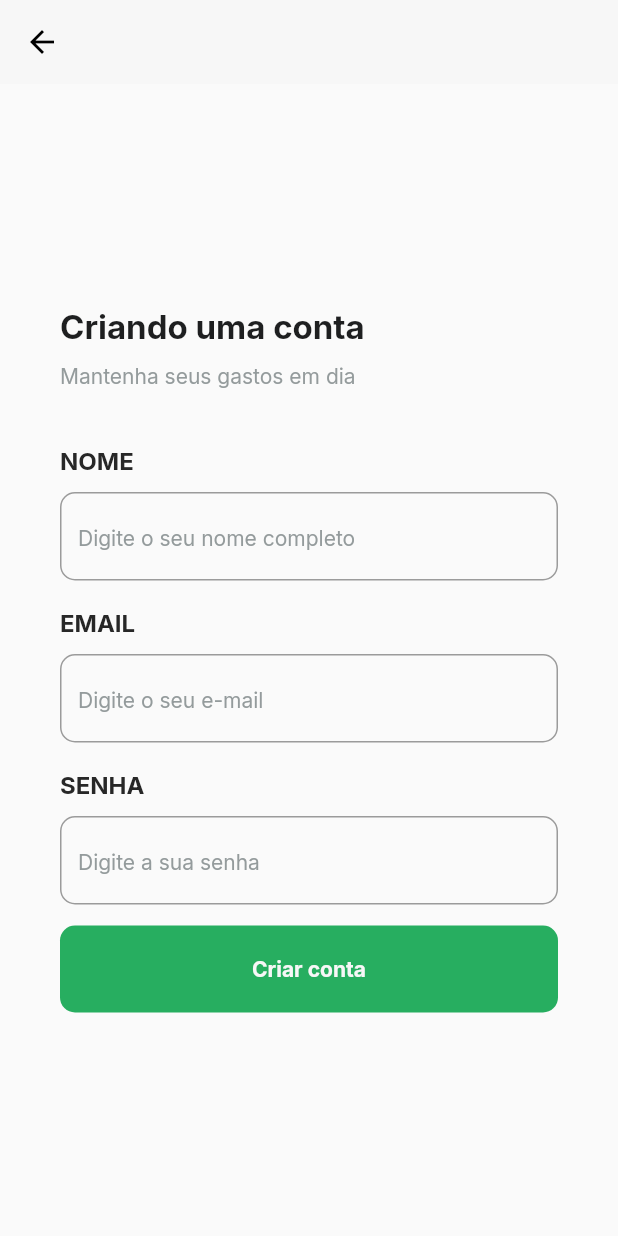
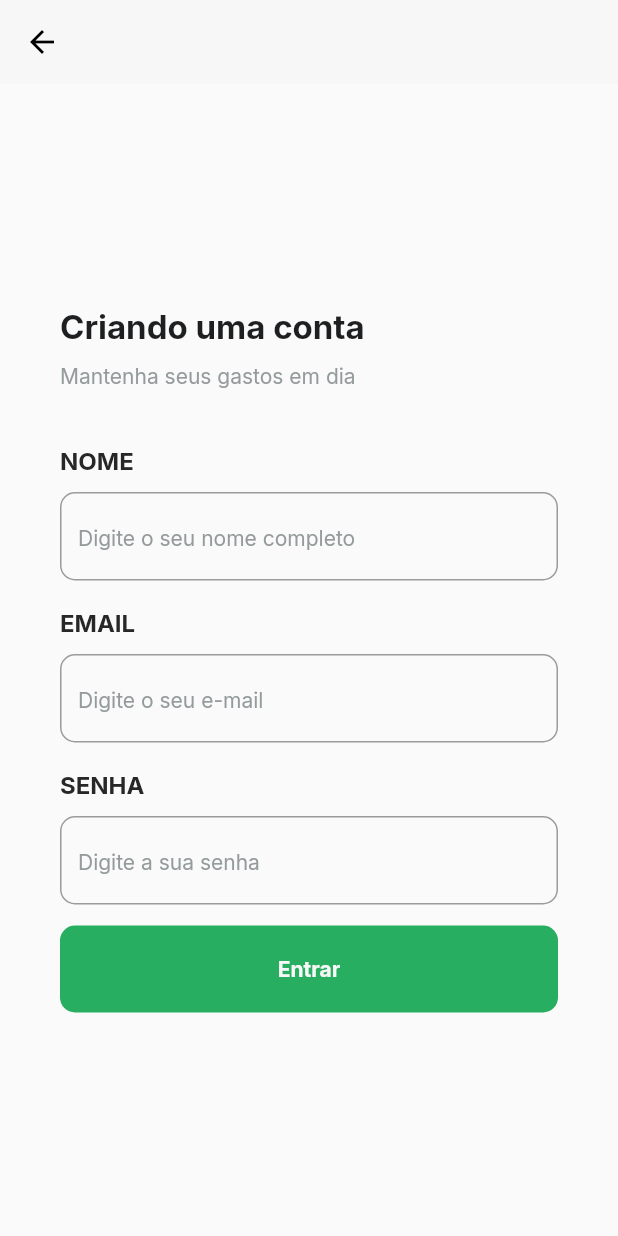
Before and after one commit to brnocorreia/Ta-Caro-App, a Flutter app: the CreateAccountPage screen opened by its route, on a phone screen of 412 x 824 dp. Run offline on Flutter 3.47's test engine with Material 2 defaults, Android fonts, the phone set to English and light mode, and no system bars; our stand-ins replace google_fonts, validators.

Commit message:
app state (login and create account)

```diff
--- a/tacaro_app/lib/modules/login/pages/create account/create_account_page.dart
+++ b/tacaro_app/lib/modules/login/pages/create account/create_account_page.dart
@@ -1,3 +1,5 @@
+// ignore_for_file: avoid_print
+
 import 'package:flutter/material.dart';
 import 'package:tacaro_app/shared/theme/app_theme.dart';
 import 'package:tacaro_app/shared/widgets/button.dart';
@@ -7,19 +9,40 @@ import 'package:validators/validators.dart';
 import 'create_account_controller.dart';
 
 class CreateAccountPage extends StatefulWidget {
-  const CreateAccountPage({ Key? key }) : super(key: key);
+  const CreateAccountPage({Key? key}) : super(key: key);
 
   @override
   _CreateAccountPageState createState() => _CreateAccountPageState();
 }
 
 class _CreateAccountPageState extends State<CreateAccountPage> {
+  final controller = CreateAccountController();
+  final scaffoldKey = GlobalKey<ScaffoldState>();
 
-  final controller = CreateAccountController();
+  @override
+  void initState() {
+    controller.addListener(() {
+      controller.state.when(
+          success: (value) => Navigator.pushNamed(context, "/login"),
+          error: (message, _) => scaffoldKey.currentState!.showBottomSheet(
+              (context) => BottomSheet(
+                  onClosing: () {}, builder: (context) => Text(message))),
+          loading: () => print("Loading..."),
+          orElse: () {});
+    });
+    super.initState();
+  }
+
+  @override
+  void dispose() {
+    controller.dispose();
+    super.dispose();
+  }
 
   @override
   Widget build(BuildContext context) {
     return Scaffold(
+        key: scaffoldKey,
         appBar: AppBar(
           backgroundColor: AppTheme.colors.background,
           leading: BackButton(color: AppTheme.colors.backButton),
@@ -33,19 +56,24 @@ class _CreateAccountPageState extends State<CreateAccountPage> {
                 mainAxisAlignment: MainAxisAlignment.center,
                 crossAxisAlignment: CrossAxisAlignment.start,
                 children: [
-              Text("Criando uma conta", style: AppTheme.textStyles.title,),
+                  Text(
+                    "Criando uma conta",
+                    style: AppTheme.textStyles.title,
+                  ),
                   SizedBox(
                     height: 10,
                   ),
-              Text("Mantenha seus gastos em dia", style: AppTheme.textStyles.subtitle),
+                  Text("Mantenha seus gastos em dia",
+                      style: AppTheme.textStyles.subtitle),
                   SizedBox(
                     height: 38,
                   ),
                   InputText(
                     label: "NOME",
                     hint: "Digite o seu nome completo",
-                onChanged: (value) => controller.onChanged(name:value),
-                validator: (value) => value.isNotEmpty ? null : "Digite seu nome completo",
+                    onChanged: (value) => controller.onChanged(name: value),
+                    validator: (value) =>
+                        value.isNotEmpty ? null : "Digite seu nome completo",
                   ),
                   SizedBox(
                     height: 18,
@@ -53,8 +81,9 @@ class _CreateAccountPageState extends State<CreateAccountPage> {
                   InputText(
                     label: "EMAIL",
                     hint: "Digite o seu e-mail",
-                onChanged: (value) => controller.onChanged(email:value),
-                validator: (value) => isEmail (value) ? null : "Digite um e-mail válido!",
+                    onChanged: (value) => controller.onChanged(email: value),
+                    validator: (value) =>
+                        isEmail(value) ? null : "Digite um e-mail válido!",
                   ),
                   SizedBox(
                     height: 18,
@@ -62,23 +91,39 @@ class _CreateAccountPageState extends State<CreateAccountPage> {
                   InputText(
                     label: "SENHA",
                     hint: "Digite a sua senha",
-                onChanged: (value) => controller.onChanged(password:value),
-                validator: (value) => value.length >= 6 ? null : "Digite uma senha com no mínimo 6 caracteres",
+                    onChanged: (value) => controller.onChanged(password: value),
+                    validator: (value) => value.length >= 6
+                        ? null
+                        : "Digite uma senha com no mínimo 6 caracteres",
                     obscure: true,
                   ),
                   SizedBox(
                     height: 14,
                   ),
-              Button(
-                label: "Criar conta",
+                  AnimatedBuilder(
+                    animation: controller,
+                    builder: (_, __) => controller.state.when(
+                      loading: () => Row(
+                        mainAxisAlignment: MainAxisAlignment.center,
+                        children: [
+                          Column(
+                            children: [
+                              // SizedBox(height: 20),
+                              CircularProgressIndicator(),
+                            ],
+                          ),
+                        ],
+                      ),
+                      orElse: () => Button(
+                        label: "Entrar",
                         onTap: () {
                           controller.create();
                         },
                       ),
+                    ),
+                  ),
                 ],
               ),
-        ),
-      ),
-    );
+            )));
   }
 }
```
Also changed, not shown: tacaro_app/lib/modules/login/login_controller.dart (+25 -12 lines), tacaro_app/lib/modules/login/login_page.dart (+51 -10 lines), tacaro_app/lib/modules/login/pages/create account/create_account_controller.dart (+20 -14 lines), tacaro_app/lib/shared/utils/app_state.dart (added, +87 -0 lines). Lines whose indentation alone changed are shown as unchanged.
